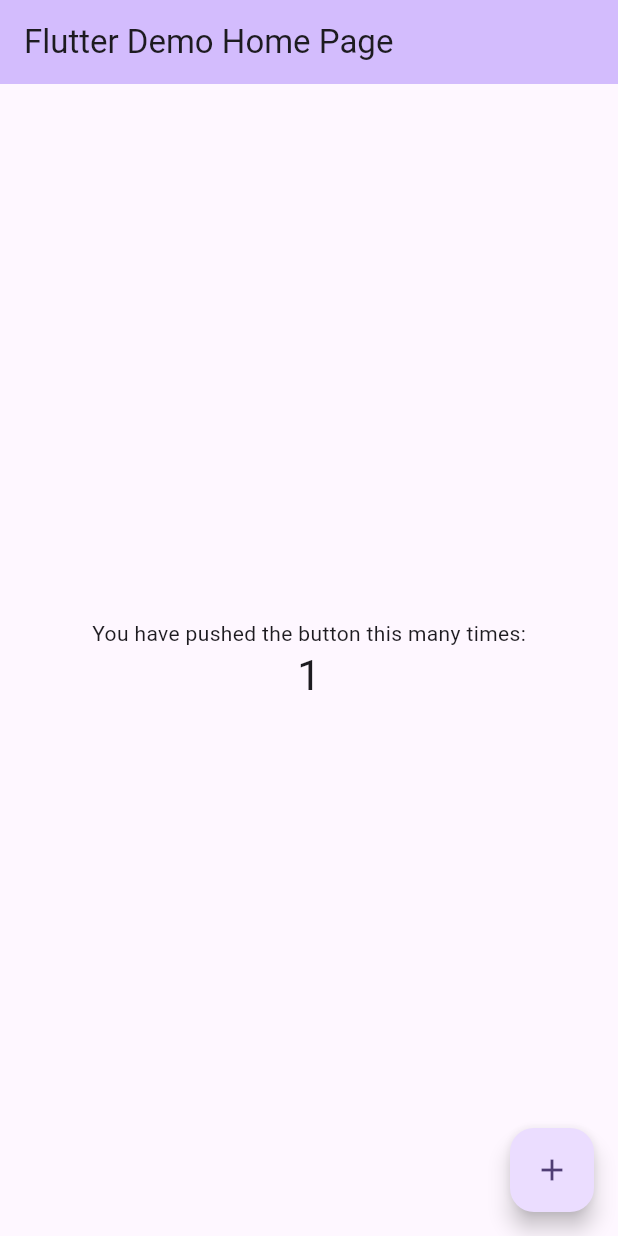
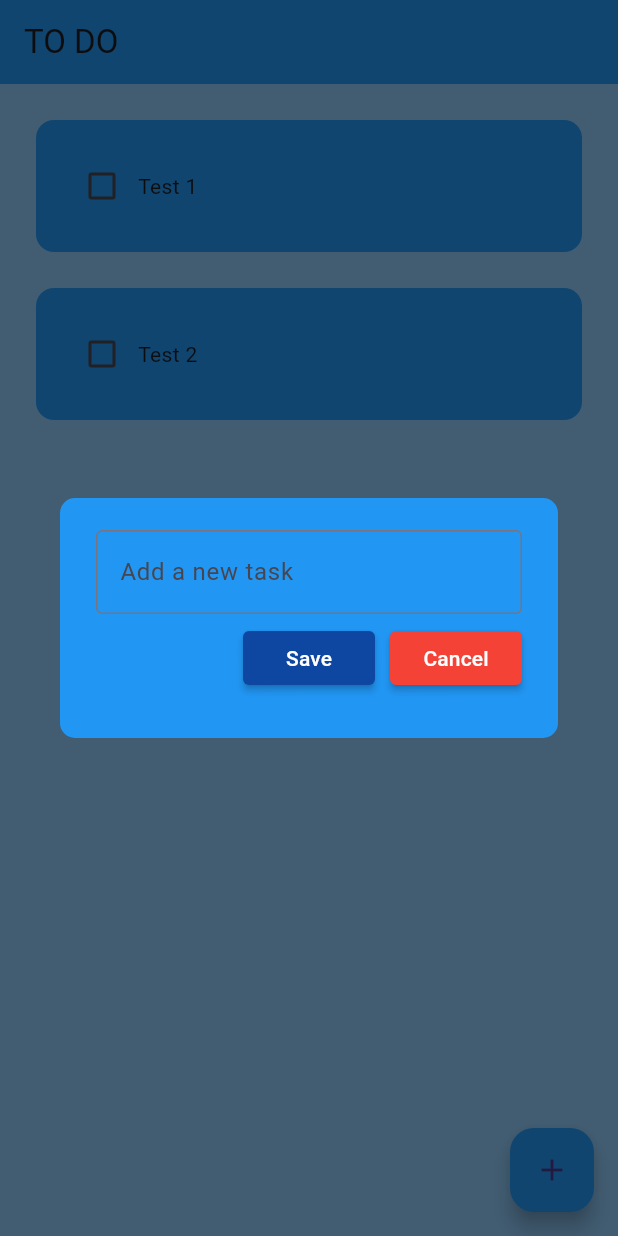
Before and after one commit to LucasBoscariole/Todo-Flutter, a Flutter app: the screen it shows after launch, after a tap on the "add" icon, on a phone screen of 412 x 824 dp. Run offline on Flutter 3.47's test engine with Material 3 defaults, Android fonts, the phone set to English and light mode, and no system bars.

Commit message:
feat: tiles added && dialog added && buttons added

```diff
--- /dev/null
+++ b/lib/components/buttons.dart
@@ -0,0 +1,43 @@
+// ignore_for_file: must_be_immutable
+
+import 'package:flutter/material.dart';
+
+enum ButtonType { defaultType, danger }
+
+class MyButton extends StatelessWidget {
+  final String text;
+  final VoidCallback onPressed;
+  final ButtonType buttonType; // Added buttonType property
+
+  MyButton({
+    Key? key,
+    required this.text,
+    required this.onPressed,
+    this.buttonType = ButtonType.defaultType, // Default value
+  }) : super(key: key);
+
+  @override
+  Widget build(BuildContext context) {
+    Color backgroundColor;
+
+    // Determine colors based on buttonType
+    switch (buttonType) {
+      case ButtonType.danger:
+        backgroundColor = Colors.red;
+      case ButtonType.defaultType:
+      default:
+        backgroundColor = Colors.blue[900]!;
+        break;
+    }
+
+    return MaterialButton(
+      onPressed: onPressed,
+      color: backgroundColor,
+      textColor: Colors.white,
+      shape: RoundedRectangleBorder(
+        borderRadius: BorderRadius.circular(4), // Adjust this value
+      ),
+      child: Text(text),
+    );
+  }
+}
--- /dev/null
+++ b/lib/components/dialog_box.dart
@@ -0,0 +1,61 @@
+// ignore_for_file: must_be_immutable
+
+import 'package:flutter/material.dart';
+import 'package:todo_flutter/components/buttons.dart';
+
+class DialogBox extends StatelessWidget {
+  final controller;
+  VoidCallback onSave;
+  VoidCallback onCancel;
+
+  DialogBox({
+    super.key,
+    required this.controller,
+    required this.onSave,
+    required this.onCancel,
+  });
+
+  @override
+  Widget build(BuildContext context) {
+    final screenWidth = MediaQuery.of(context).size.width;
+
+    return AlertDialog(
+      backgroundColor: Colors.blue,
+      shape: RoundedRectangleBorder(
+        borderRadius: BorderRadius.circular(10), // Adjust this value
+      ),
+      content: Container(
+        width: screenWidth,
+        height: 120,
+        child: Column(
+          mainAxisAlignment: MainAxisAlignment.spaceEvenly,
+          children: [
+            // user input
+            TextField(
+              controller: controller,
+              decoration: const InputDecoration(
+                  border: OutlineInputBorder(), hintText: "Add a new task"),
+            ),
+            Row(
+              mainAxisAlignment: MainAxisAlignment.end,
+              children: [
+                MyButton(
+                  text: 'Save',
+                  onPressed: onSave,
+                ),
+                const SizedBox(
+                  width: 10,
+                ),
+                MyButton(
+                  text: 'Cancel',
+                  onPressed: onCancel,
+                  buttonType: ButtonType.danger,
+                )
+              ],
+            )
+          ],
+        ),
+      ),
+    );
+  }
+}
--- /dev/null
+++ b/lib/components/todo_tile.dart
@@ -0,0 +1,45 @@
+// ignore_for_file: prefer_const_constructors_in_immutables, must_be_immutable
+
+import 'package:flutter/material.dart';
+
+class ToDoTile extends StatelessWidget {
+  final String taskName;
+  final bool taskCompleted;
+  Function(bool?)? onChanged;
+
+  ToDoTile(
+      {super.key,
+      required this.taskName,
+      required this.taskCompleted,
+      required this.onChanged});
+
+  @override
+  Widget build(BuildContext context) {
+    return Padding(
+      padding: const EdgeInsets.only(left: 24.0, right: 24.0, top: 24.0),
+      child: Container(
+        padding: EdgeInsets.all(20),
+        decoration: BoxDecoration(
+            color: Colors.blue, borderRadius: BorderRadius.circular(12)),
+        child: Row(
+          children: [
+            // Checkbox
+            Checkbox(
+              value: taskCompleted,
+              onChanged: onChanged,
+              activeColor: Colors.black,
+            ),
+            // Task Name
+            Text(
+              taskName,
+              style: TextStyle(
+                  decoration: taskCompleted
+                      ? TextDecoration.lineThrough
+                      : TextDecoration.none),
+            ),
+          ],
+        ),
+      ),
+    );
+  }
+}
--- a/lib/main.dart
+++ b/lib/main.dart
@@ -1,4 +1,5 @@
 import 'package:flutter/material.dart';
+import 'package:todo_flutter/pages/home_page.dart';
 
 void main() {
   runApp(const MyApp());
@@ -11,115 +12,7 @@ class MyApp extends StatelessWidget {
   @override
   Widget build(BuildContext context) {
     return MaterialApp(
-      title: 'Flutter Demo',
-      theme: ThemeData(
-        // This is the theme of your application.
-        //
-        // TRY THIS: Try running your application with "flutter run". You'll see
-        // the application has a purple toolbar. Then, without quitting the app,
-        // try changing the seedColor in the colorScheme below to Colors.green
-        // and then invoke "hot reload" (save your changes or press the "hot
-        // reload" button in a Flutter-supported IDE, or press "r" if you used
-        // the command line to start the app).
-        //
-        // Notice that the counter didn't reset back to zero; the application
-        // state is not lost during the reload. To reset the state, use hot
-        // restart instead.
-        //
-        // This works for code too, not just values: Most code changes can be
-        // tested with just a hot reload.
-        colorScheme: ColorScheme.fromSeed(seedColor: Colors.deepPurple),
-        useMaterial3: true,
-      ),
-      home: const MyHomePage(title: 'Flutter Demo Home Page'),
+      home: HomePage(),
     );
   }
 }
-
-class MyHomePage extends StatefulWidget {
-  const MyHomePage({super.key, required this.title});
-
-  // This widget is the home page of your application. It is stateful, meaning
-  // that it has a State object (defined below) that contains fields that affect
-  // how it looks.
-
-  // This class is the configuration for the state. It holds the values (in this
-  // case the title) provided by the parent (in this case the App widget) and
-  // used by the build method of the State. Fields in a Widget subclass are
-  // always marked "final".
-
-  final String title;
-
-  @override
-  State<MyHomePage> createState() => _MyHomePageState();
-}
-
-class _MyHomePageState extends State<MyHomePage> {
-  int _counter = 0;
-
-  void _incrementCounter() {
-    setState(() {
-      // This call to setState tells the Flutter framework that something has
-      // changed in this State, which causes it to rerun the build method below
-      // so that the display can reflect the updated values. If we changed
-      // _counter without calling setState(), then the build method would not be
-      // called again, and so nothing would appear to happen.
-      _counter++;
-    });
-  }
-
-  @override
-  Widget build(BuildContext context) {
-    // This method is rerun every time setState is called, for instance as done
-    // by the _incrementCounter method above.
-    //
-    // The Flutter framework has been optimized to make rerunning build methods
-    // fast, so that you can just rebuild anything that needs updating rather
-    // than having to individually change instances of widgets.
-    return Scaffold(
-      appBar: AppBar(
-        // TRY THIS: Try changing the color here to a specific color (to
-        // Colors.amber, perhaps?) and trigger a hot reload to see the AppBar
-        // change color while the other colors stay the same.
-        backgroundColor: Theme.of(context).colorScheme.inversePrimary,
-        // Here we take the value from the MyHomePage object that was created by
-        // the App.build method, and use it to set our appbar title.
-        title: Text(widget.title),
-      ),
-      body: Center(
-        // Center is a layout widget. It takes a single child and positions it
-        // in the middle of the parent.
-        child: Column(
-          // Column is also a layout widget. It takes a list of children and
-          // arranges them vertically. By default, it sizes itself to fit its
-          // children horizontally, and tries to be as tall as its parent.
-          //
-          // Column has various properties to control how it sizes itself and
-          // how it positions its children. Here we use mainAxisAlignment to
-          // center the children vertically; the main axis here is the vertical
-          // axis because Columns are vertical (the cross axis would be
-          // horizontal).
-          //
-          // TRY THIS: Invoke "debug painting" (choose the "Toggle Debug Paint"
-          // action in the IDE, or press "p" in the console), to see the
-          // wireframe for each widget.
-          mainAxisAlignment: MainAxisAlignment.center,
-          children: <Widget>[
-            const Text(
-              'You have pushed the button this many times:',
-            ),
-            Text(
-              '$_counter',
-              style: Theme.of(context).textTheme.headlineMedium,
-            ),
-          ],
-        ),
-      ),
-      floatingActionButton: FloatingActionButton(
-        onPressed: _incrementCounter,
-        tooltip: 'Increment',
-        child: const Icon(Icons.add),
-      ), // This trailing comma makes auto-formatting nicer for build methods.
-    );
-  }
-}
--- /dev/null
+++ b/lib/pages/home_page.dart
@@ -0,0 +1,65 @@
+import 'package:flutter/material.dart';
+import 'package:todo_flutter/components/dialog_box.dart';
+import 'package:todo_flutter/components/todo_tile.dart';
+
+class HomePage extends StatefulWidget {
+  const HomePage({super.key});
+
+  @override
+  State<HomePage> createState() => _HomePageState();
+}
+
+class _HomePageState extends State<HomePage> {
+  // text controller
+  final _controller = TextEditingController();
+
+  // list of todo
+  List toDoList = [
+    ["Test 1", false],
+    ["Test 2", false],
+  ];
+
+  // checkbox changed
+  void checkBoxChanged(bool? value, int index) {
+    setState(() {
+      toDoList[index][1] = !toDoList[index][1];
+    });
+  }
+
+  void createNewTask() {
+    showDialog(
+        context: context,
+        builder: (context) {
+          return DialogBox(
+            controller: _controller,
+            onSave: () {},
+            onCancel: () => Navigator.of(context).pop(),
+          );
+        });
+  }
+
+  @override
+  Widget build(BuildContext context) {
+    return Scaffold(
+      backgroundColor: Colors.blue[200],
+      appBar: AppBar(
+        backgroundColor: Colors.blue,
+        title: Text("TO DO"),
+        elevation: 0,
+      ),
+      floatingActionButton: FloatingActionButton(
+          onPressed: createNewTask,
+          backgroundColor: Colors.blue,
+          child: const Icon(Icons.add)),
+      body: ListView.builder(
+          itemCount: toDoList.length,
+          itemBuilder: (context, index) {
+            return ToDoTile(
+              taskName: toDoList[index][0],
+              taskCompleted: toDoList[index][1],
+              onChanged: (value) => checkBoxChanged(value, index),
+            );
+          }),
+    );
+  }
+}
```
